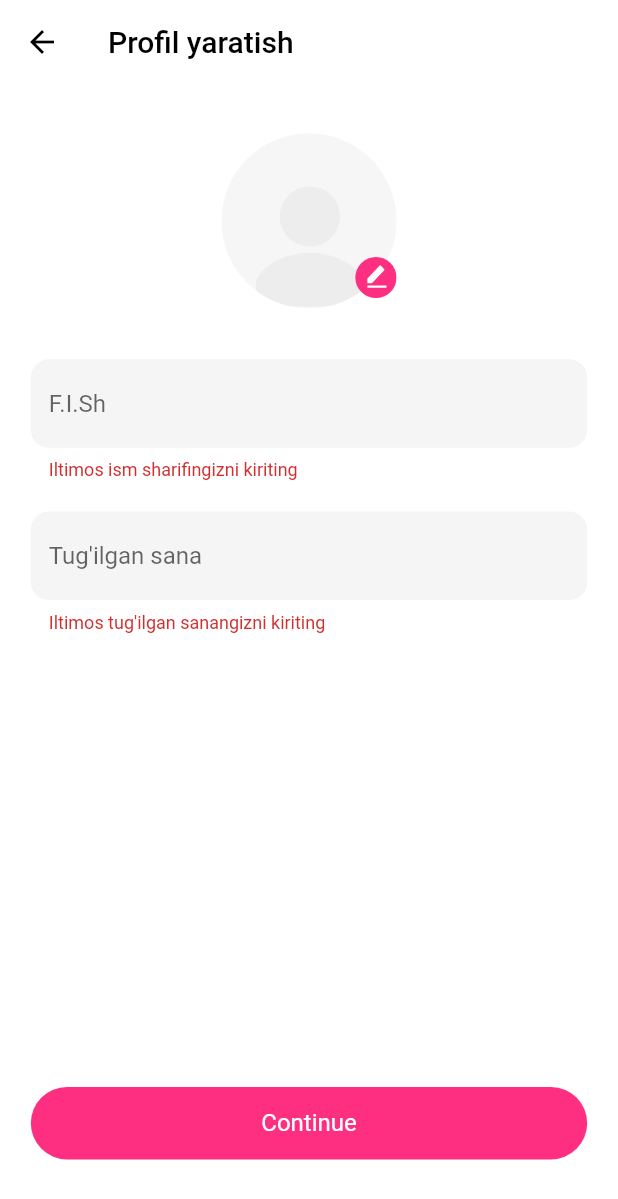
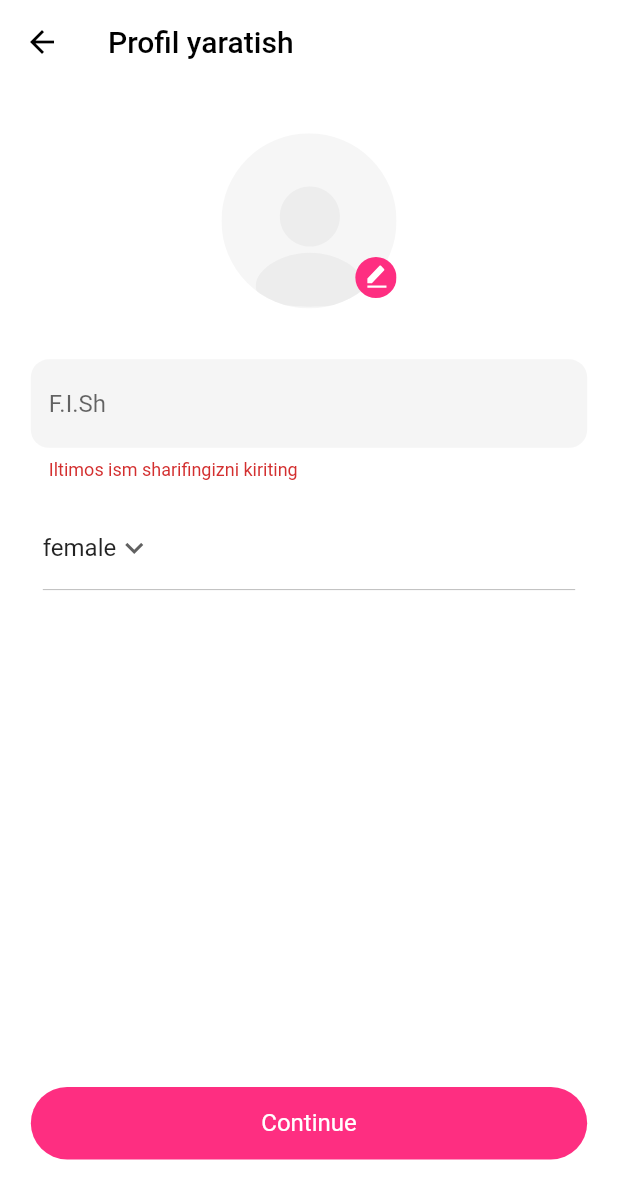
Before and after one commit to said8811/LadyTaxi, a Flutter app: the ProfileCreatePage screen opened directly with empty values, after a tap on "Continue", on a phone screen of 412 x 824 dp. Shown: the top 1199 px of the screen. Run offline on Flutter 3.47's test engine with Material 2 defaults, Android fonts, the light colour scheme and no system bars; our stand-ins replace dio, flutter_bloc, flutter_screenutil, flutter_svg, google_fonts, google_maps_flutter and 5 more; accounts and stored records are empty.

Commit message:
dropdown

```diff
--- a/lib/ui/registery/profile_create_page.dart
+++ b/lib/ui/registery/profile_create_page.dart
@@ -23,6 +23,12 @@ class _ProfileCreatePageState extends State<ProfileCreatePage> {
   final _formKey = GlobalKey<FormState>();
   TextEditingController nameController = TextEditingController();
   TextEditingController dateController = TextEditingController();
+  String dropdownvalue = 'female';
+
+  var items = [
+    'female',
+    'male',
+  ];
 
   @override
   void initState() {
@@ -77,20 +83,28 @@ class _ProfileCreatePageState extends State<ProfileCreatePage> {
                                 borderSide: BorderSide.none)),
                       ),
                       SizedBox(height: 20.h),
-                      TextFormField(
-                        validator: (value) {
-                          if (value!.isEmpty) {
-                            return "Iltimos tug'ilgan sanangizni kiriting";
-                          }
-                        },
-                        controller: dateController,
-                        decoration: InputDecoration(
-                            filled: true,
-                            fillColor: Colors.grey[100],
-                            hintText: "Tug'ilgan sana",
-                            border: OutlineInputBorder(
-                                borderRadius: BorderRadius.circular(12),
-                                borderSide: BorderSide.none)),
+                      Container(
+                        padding: EdgeInsets.symmetric(horizontal: 8),
+                        height: 60,
+                        width: double.infinity,
+                        child: DropdownButton(
+                          borderRadius: BorderRadius.circular(24),
+                          value: dropdownvalue,
+                          icon: const Icon(Icons.keyboard_arrow_down),
+                          items: items.map((String items) {
+                            return DropdownMenuItem(
+                              value: items,
+                              child: Text(items),
+                            );
+                          }).toList(),
+                          // After selecting the desired option,it will
+                          // change button value to selected value
+                          onChanged: (String? newValue) {
+                            setState(() {
+                              dropdownvalue = newValue!;
+                            });
+                          },
+                        ),
                       ),
                     ],
                   ),
@@ -100,7 +114,9 @@ class _ProfileCreatePageState extends State<ProfileCreatePage> {
                   onTap: () async {
                     if (_formKey.currentState!.validate()) {
                       context.read<UserRegisterCubit>().register(
-                          nameController.text.trim(), "female", widget.token);
+                          nameController.text.trim(),
+                          dropdownvalue,
+                          widget.token);
                     }
                   },
                   child: Container(
```
